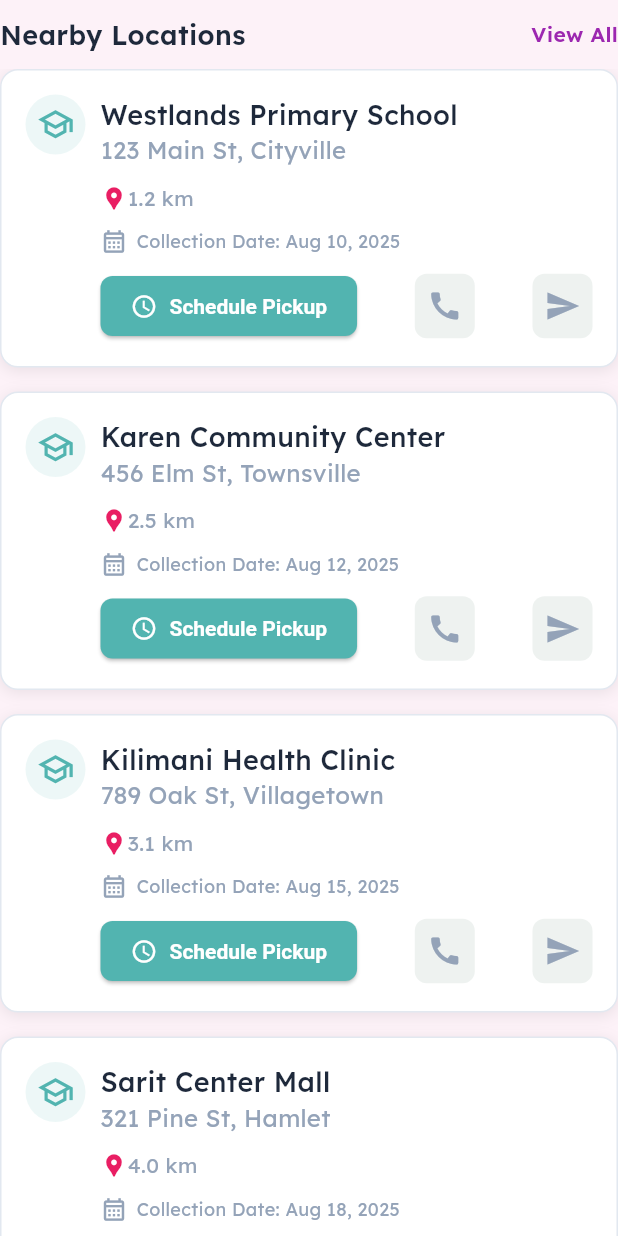
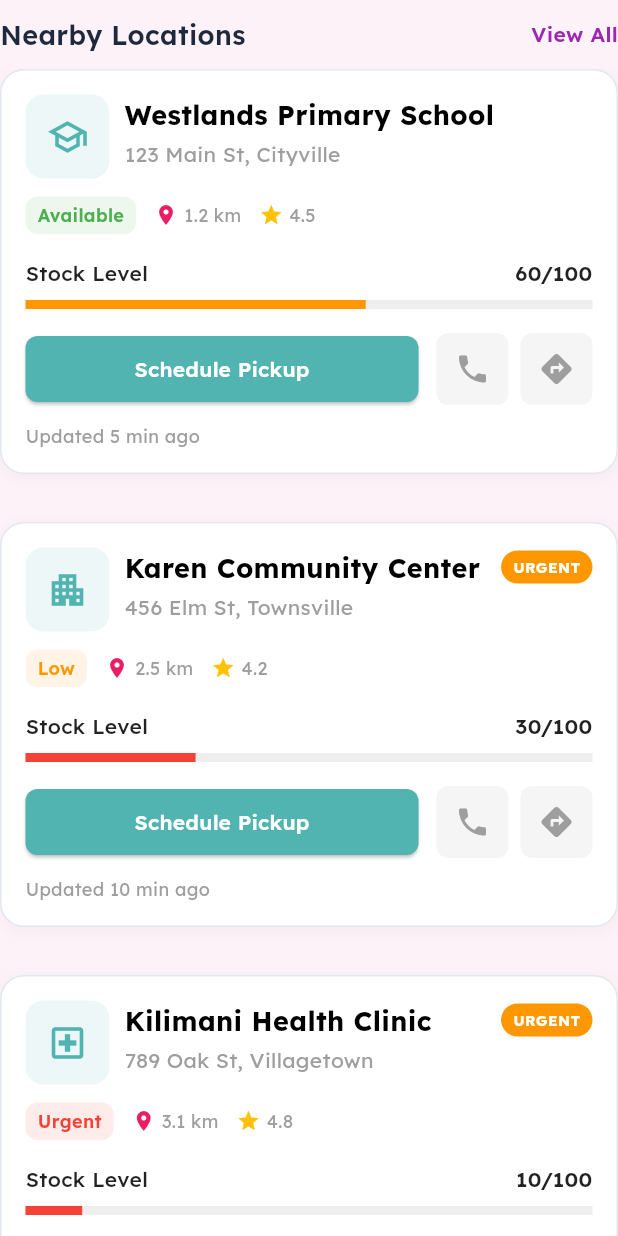
Before and after one commit to juliamwangi123/flo_rewite, a Flutter app: the NerbyDropOffPoints widget shown alone on an empty page, opened directly, on a phone screen of 412 x 824 dp. Run offline on Flutter 3.47's test engine with Material 3 defaults, Android fonts, the phone set to English and light mode, and no system bars; our stand-ins replace bloc, dartz, equatable, firebase_auth, firebase_core, flutter_bloc and 6 more; accounts and stored records are empty.

Commit message:
feat: add drop off points  use case and entity

```diff
--- /dev/null
+++ b/lib/features/collection_points/domain/entity/drop_off_points_entity.dart
@@ -0,0 +1,72 @@
+import 'package:equatable/equatable.dart';
+
+class DropOffPointsEntity extends Equatable {
+  final String title;
+  final String address;
+  final String distance;
+  final double rating;
+  final String availabilityStatus;
+  final String urgencyLevel;
+  final int currentStock;
+  final int maxCapacity;
+  final double stockPercentage;
+  final String iconType;
+  final String updatedTime;
+
+  const DropOffPointsEntity({
+    required this.title,
+    required this.address,
+    required this.distance,
+    required this.rating,
+    required this.availabilityStatus,
+    required this.urgencyLevel,
+    required this.currentStock,
+    required this.maxCapacity,
+    required this.stockPercentage,
+    required this.iconType,
+    required this.updatedTime,
+  });
+
+  DropOffPointsEntity copyWith({
+    String? title,
+    String? address,
+    String? distance,
+    double? rating,
+    String? availabilityStatus,
+    String? urgencyLevel,
+    int? currentStock,
+    int? maxCapacity,
+    double? stockPercentage,
+    String? iconType,
+    String? updatedTime,
+  }) {
+    return DropOffPointsEntity(
+      title: title ?? this.title,
+      address: address ?? this.address,
+      distance: distance ?? this.distance,
+      rating: rating ?? this.rating,
+      availabilityStatus: availabilityStatus ?? this.availabilityStatus,
+      urgencyLevel: urgencyLevel ?? this.urgencyLevel,
+      currentStock: currentStock ?? this.currentStock,
+      maxCapacity: maxCapacity ?? this.maxCapacity,
+      stockPercentage: stockPercentage ?? this.stockPercentage,
+      iconType: iconType ?? this.iconType,
+      updatedTime: updatedTime ?? this.updatedTime,
+    );
+  }
+
+  @override
+  List<Object?> get props => [
+        title,
+        address,
+        distance,
+        rating,
+        availabilityStatus,
+        urgencyLevel,
+        currentStock,
+        maxCapacity,
+        stockPercentage,
+        iconType,
+        updatedTime,
+      ];
+}
--- /dev/null
+++ b/lib/features/collection_points/domain/usecase/drop_off_point_usecase.dart
@@ -0,0 +1,7 @@
+import 'package:dartz/dartz.dart';
+import 'package:floo_aid_rewrite/core/errors/failures.dart';
+import 'package:floo_aid_rewrite/features/collection_points/domain/entity/drop_off_points_entity.dart';
+
+abstract class DropOffPointUseCase {
+  Future<Either<Failure, List<DropOffPointsEntity>>> getNearbyDropOffPoints();
+}
--- a/lib/features/collection_points/presentation/widgets/drop_off_points_card.dart
+++ b/lib/features/collection_points/presentation/widgets/drop_off_points_card.dart
@@ -1,5 +1,4 @@
 // ignore_for_file: deprecated_member_use
-import 'package:floo_aid_rewrite/core/theme/text_theme.dart';
 import 'package:floo_aid_rewrite/core/theme/theme.dart';
 import 'package:floo_aid_rewrite/core/widgets/spaces.dart';
 import 'package:flutter/material.dart';
@@ -8,8 +7,14 @@ class DropOffPointsCard extends StatelessWidget {
   final String title;
   final String address;
   final String distance;
-  final String collectionDate;
-  final String pinLocation;
+  final double rating;
+  final String availabilityStatus;
+  final String urgencyLevel;
+  final int currentStock;
+  final int maxCapacity;
+  final double stockPercentage;
+  final String iconType;
+  final String updatedTime;
   final VoidCallback? onSchedulePickup;
   final VoidCallback? onCall;
   final VoidCallback? onDirections;
@@ -19,8 +24,14 @@ class DropOffPointsCard extends StatelessWidget {
     required this.title,
     required this.address,
     required this.distance,
-    required this.collectionDate,
-    required this.pinLocation,
+    required this.rating,
+    required this.availabilityStatus,
+    required this.urgencyLevel,
+    required this.currentStock,
+    required this.maxCapacity,
+    required this.stockPercentage,
+    required this.iconType,
+    required this.updatedTime,
     this.onSchedulePickup,
     this.onCall,
     this.onDirections,
@@ -29,28 +40,38 @@ class DropOffPointsCard extends StatelessWidget {
   @override
   Widget build(BuildContext context) {
     return Container(
-      padding: const EdgeInsets.symmetric(horizontal: 16, vertical: 16),
+      padding: const EdgeInsets.all(16),
+      margin: const EdgeInsets.only(bottom: 16),
       decoration: BoxDecoration(
         color: AppColors.whiteColor,
-        borderRadius: BorderRadius.circular(12),
+        border: Border.all(color: AppColors.borderGray, width: 1),
+        borderRadius: BorderRadius.circular(16),
         boxShadow: [
           BoxShadow(
-            color: Colors.black.withOpacity(0.08),
+            color: Colors.black.withOpacity(0.04),
             blurRadius: 8,
             offset: const Offset(0, 2),
           ),
         ],
-        border: Border.all(color: AppColors.borderGray, width: 1),
       ),
-      child: Row(
+      child: Column(
         crossAxisAlignment: CrossAxisAlignment.start,
         children: [
-          CircleAvatar(
-            backgroundColor: AppColors.aquaTeal.withOpacity(0.1),
-            child: const Icon(
-              Icons.school_outlined,
+          // Header with icon, title, and status
+          Row(
+            crossAxisAlignment: CrossAxisAlignment.start,
+            children: [
+              Container(
+                width: 56,
+                height: 56,
+                decoration: BoxDecoration(
+                  color: AppColors.aquaTeal.withOpacity(0.1),
+                  borderRadius: BorderRadius.circular(12),
+                ),
+                child: Icon(
+                  _getIconByType(iconType),
                   color: AppColors.aquaTeal,
-              size: 25,
+                  size: 28,
                 ),
               ),
               smallHorizontalSizedBox,
@@ -58,108 +79,237 @@ class DropOffPointsCard extends StatelessWidget {
                 child: Column(
                   crossAxisAlignment: CrossAxisAlignment.start,
                   children: [
-                Column(
-                  crossAxisAlignment: CrossAxisAlignment.start,
-                  children: [
-                    Text(title, style: boldSize18Text()),
-                    Text(address, style: normalSize16Text(AppColors.lightGray)),
-                  ],
-                ),
-               smallVerticalSizedBox,
                     Row(
                       children: [
-                    const Icon(
-                      Icons.location_pin,
-                      color: AppColors.floaidPink,
-                      size: 18,
+                        Expanded(
+                          child: Text(
+                            title,
+                            style: const TextStyle(
+                              fontSize: 18,
+                              fontWeight: FontWeight.bold,
+                              color: Colors.black,
                             ),
-                    Text(
-                      distance,
-                      style: normalSize14Text(AppColors.lightGray),
+                          ),
+                        ),
+                        if (urgencyLevel == 'urgent')
+                          Container(
+                            padding: const EdgeInsets.symmetric(
+                              horizontal: 8,
+                              vertical: 4,
+                            ),
+                            decoration: BoxDecoration(
+                              color: Colors.orange,
+                              borderRadius: BorderRadius.circular(12),
+                            ),
+                            child: const Text(
+                              'URGENT',
+                              style: TextStyle(
+                                color: Colors.white,
+                                fontSize: 10,
+                                fontWeight: FontWeight.bold,
+                              ),
+                            ),
                           ),
                       ],
                     ),
-                smallVerticalSizedBox,
-                Row(
-                  children: [
-                    const Icon(
-                      Icons.calendar_month_outlined,
-                      size: 18,
-                      color: AppColors.lightGray,
+                    const SizedBox(height: 4),
+                    Text(
+                      address,
+                      style: const TextStyle(
+                        fontSize: 14,
+                        color: Colors.grey,
                       ),
-                    const SizedBox(width: 6),
-                    Text(
-                      'Collection Date: $collectionDate',
-                      style: normalSize12Text(AppColors.lightGray),
-                    ),
-                  ],
-                ),
-                smallVerticalSizedBox,
-                Row(
-                  mainAxisAlignment: MainAxisAlignment.spaceBetween,
-                  children: [
-                    ElevatedButton.icon(
-                      onPressed: onSchedulePickup,
-                      icon: const Icon(Icons.schedule, size: 18),
-                      label: const Text('Schedule Pickup'),
-                      style: ButtonStyle(
-                        backgroundColor: MaterialStateProperty.all(
-                          AppColors.aquaTeal,
-                        ),
-                        foregroundColor: MaterialStateProperty.all(
-                          AppColors.whiteColor,
-                        ),
-                        padding: MaterialStateProperty.all(
-                          const EdgeInsets.symmetric(vertical: 10, horizontal: 20),
-                        ),
-                        textStyle: MaterialStateProperty.all(
-                          const TextStyle(fontSize: 14, fontWeight: FontWeight.bold),
-                        ),
-                        shape: MaterialStateProperty.all(
-                          RoundedRectangleBorder(
-                            borderRadius: BorderRadius.circular(8),
-                          ),
-                        ),
-                      ),
-                    ),
-                    smallVerticalSizedBox,
-                    Container(
-                      height: 43,
-                      width: 40,
-                      decoration: BoxDecoration(
-                        color: AppColors.offWhite,
-                        borderRadius: BorderRadius.circular(8),
-                      ),
-                      child: IconButton(
-                        onPressed: onCall,
-                        icon: const Icon(Icons.call, color: AppColors.lightGray),
-                        tooltip: 'Call',
-                      ),
-                    ),
-                    smallVerticalSizedBox,
-                    Container(
-                      height: 43,
-                      width: 40,
-                      decoration: BoxDecoration(
-                        color: AppColors.offWhite,
-                        borderRadius: BorderRadius.circular(8),
-                      ),
-                      child: IconButton(
-                        onPressed: onDirections,
-                        icon: const Icon(
-                          Icons.send,
-                          color: AppColors.lightGray,
-                        ),
-                        tooltip: 'Directions',
-                      ),
-                    ),
-                  ],
                     ),
                   ],
                 ),
               ),
             ],
           ),
+
+          const SizedBox(height: 12),
+
+          // Status and distance row
+          Row(
+            children: [
+              Container(
+                padding: const EdgeInsets.symmetric(horizontal: 8, vertical: 4),
+                decoration: BoxDecoration(
+                  color: _getStatusColor(availabilityStatus).withOpacity(0.1),
+                  borderRadius: BorderRadius.circular(8),
+                ),
+                child: Text(
+                  availabilityStatus,
+                  style: TextStyle(
+                    color: _getStatusColor(availabilityStatus),
+                    fontSize: 12,
+                    fontWeight: FontWeight.w600,
+                  ),
+                ),
+              ),
+              const SizedBox(width: 12),
+              Icon(
+                Icons.location_on,
+                size: 16,
+                color: AppColors.floaidPink,
+              ),
+              const SizedBox(width: 4),
+              Text(
+                distance,
+                style: const TextStyle(
+                  fontSize: 12,
+                  color: Colors.grey,
+                ),
+              ),
+              const SizedBox(width: 12),
+              Icon(
+                Icons.star,
+                size: 16,
+                color: Colors.amber,
+              ),
+              const SizedBox(width: 4),
+              Text(
+                rating.toString(),
+                style: const TextStyle(
+                  fontSize: 12,
+                  color: Colors.grey,
+                ),
+              ),
+            ],
+          ),
+
+          const SizedBox(height: 16),
+
+          // Stock level section
+          Row(
+            mainAxisAlignment: MainAxisAlignment.spaceBetween,
+            children: [
+              const Text(
+                'Stock Level',
+                style: TextStyle(
+                  fontSize: 14,
+                  fontWeight: FontWeight.w500,
+                  color: Colors.black87,
+                ),
+              ),
+              Text(
+                '$currentStock/$maxCapacity',
+                style: const TextStyle(
+                  fontSize: 14,
+                  fontWeight: FontWeight.w600,
+                  color: Colors.black87,
+                ),
+              ),
+            ],
+          ),
+
+          const SizedBox(height: 8),
+
+          // Progress bar
+          LinearProgressIndicator(
+            value: stockPercentage / 100,
+            backgroundColor: Colors.grey.shade200,
+            valueColor: AlwaysStoppedAnimation<Color>(
+              _getStockLevelColor(stockPercentage),
+            ),
+            minHeight: 6,
+          ),
+
+          const SizedBox(height: 16),
+
+          // Action buttons
+          Row(
+            children: [
+              Expanded(
+                child: ElevatedButton(
+                  onPressed: onSchedulePickup,
+                  style: ElevatedButton.styleFrom(
+                    backgroundColor: AppColors.aquaTeal,
+                    foregroundColor: Colors.white,
+                    padding: const EdgeInsets.symmetric(vertical: 12),
+                    shape: RoundedRectangleBorder(
+                      borderRadius: BorderRadius.circular(8),
+                    ),
+                  ),
+                  child: const Text(
+                    'Schedule Pickup',
+                    style: TextStyle(
+                      fontSize: 14,
+                      fontWeight: FontWeight.w600,
+                    ),
+                  ),
+                ),
+              ),
+              const SizedBox(width: 12),
+              Container(
+                decoration: BoxDecoration(
+                  color: Colors.grey.shade100,
+                  borderRadius: BorderRadius.circular(8),
+                ),
+                child: IconButton(
+                  onPressed: onCall,
+                  icon: const Icon(Icons.phone, color: Colors.grey),
+                  tooltip: 'Call',
+                ),
+              ),
+              const SizedBox(width: 8),
+              Container(
+                decoration: BoxDecoration(
+                  color: Colors.grey.shade100,
+                  borderRadius: BorderRadius.circular(8),
+                ),
+                child: IconButton(
+                  onPressed: onDirections,
+                  icon: const Icon(Icons.directions, color: Colors.grey),
+                  tooltip: 'Directions',
+                ),
+              ),
+            ],
+          ),
+
+          const SizedBox(height: 12),
+
+          // Updated time
+          Text(
+            'Updated $updatedTime',
+            style: const TextStyle(
+              fontSize: 12,
+              color: Colors.grey,
+            ),
+          ),
+        ],
+      ),
     );
   }
+
+  IconData _getIconByType(String type) {
+    switch (type) {
+      case 'school':
+        return Icons.school_outlined;
+      case 'community':
+        return Icons.apartment_outlined;
+      case 'health':
+        return Icons.local_hospital_outlined;
+      default:
+        return Icons.location_on_outlined;
     }
+  }
+
+  Color _getStatusColor(String status) {
+    switch (status.toUpperCase()) {
+      case 'AVAILABLE':
+        return Colors.green;
+      case 'LOW':
+        return Colors.orange;
+      case 'URGENT':
+        return Colors.red;
+      default:
+        return Colors.grey;
+    }
+  }
+
+  Color _getStockLevelColor(double percentage) {
+    if (percentage >= 70) return Colors.green;
+    if (percentage >= 40) return Colors.orange;
+    return Colors.red;
+  }
+}
--- a/lib/features/collection_points/presentation/widgets/nerby_drop_off_points.dart
+++ b/lib/features/collection_points/presentation/widgets/nerby_drop_off_points.dart
@@ -14,29 +14,53 @@ class NerbyDropOffPoints extends StatelessWidget {
     'title': 'Westlands Primary School',
     'address': '123 Main St, Cityville',
     'distance': '1.2 km',
-        'collectionDate': 'Aug 10, 2025',
-        'pinLocation': 'loc1',
+    'rating': 4.5,
+    'availabilityStatus': 'Available',
+    'urgencyLevel': 'normal',
+    'currentStock': 60,
+    'maxCapacity': 100,
+    'stockPercentage': 60.0,
+    'iconType': 'school',
+    'updatedTime': '5 min ago',
   },
   {
     'title': 'Karen Community Center',
     'address': '456 Elm St, Townsville',
     'distance': '2.5 km',
-        'collectionDate': 'Aug 12, 2025',
-        'pinLocation': 'loc2',
+    'rating': 4.2,
+    'availabilityStatus': 'Low',
+    'urgencyLevel': 'urgent',
+    'currentStock': 30,
+    'maxCapacity': 100,
+    'stockPercentage': 30.0,
+    'iconType': 'community',
+    'updatedTime': '10 min ago',
   },
   {
     'title': 'Kilimani Health Clinic',
     'address': '789 Oak St, Villagetown',
     'distance': '3.1 km',
-        'collectionDate': 'Aug 15, 2025',
-        'pinLocation': 'loc3',
+    'rating': 4.8,
+    'availabilityStatus': 'Urgent',
+    'urgencyLevel': 'urgent',
+    'currentStock': 10,
+    'maxCapacity': 100,
+    'stockPercentage': 10.0,
+    'iconType': 'health',
+    'updatedTime': '2 min ago',
   },
   {
     'title': 'Sarit Center Mall',
     'address': '321 Pine St, Hamlet',
     'distance': '4.0 km',
-        'collectionDate': 'Aug 18, 2025',
-        'pinLocation': 'loc4',
+    'rating': 4.0,
+    'availabilityStatus': 'Available',
+    'urgencyLevel': 'normal',
+    'currentStock': 80,
+    'maxCapacity': 100,
+    'stockPercentage': 80.0,
+    'iconType': 'community',
+    'updatedTime': '20 min ago',
   },
 ];
 
@@ -67,11 +91,17 @@ class NerbyDropOffPoints extends StatelessWidget {
               return Padding(
                 padding: const EdgeInsets.only(bottom: 16),
                child: DropOffPointsCard(
-                  title: point['title']!,
-                  address: point['address']!,
-                  distance: point['distance']!,
-                  collectionDate: point['collectionDate']!,
-                  pinLocation: point['pinLocation']!,
+  title: point['title'] as String,
+  address: point['address'] as String,
+  distance: point['distance'] as String,
+  rating: point['rating'] as double,
+  availabilityStatus: point['availabilityStatus'] as String,
+  urgencyLevel: point['urgencyLevel'] as String,
+  currentStock: point['currentStock'] as int,
+  maxCapacity: point['maxCapacity'] as int,
+  stockPercentage: point['stockPercentage'] as double,
+  iconType: point['iconType'] as String,
+  updatedTime: point['updatedTime'] as String,
   onSchedulePickup: () {},
   onCall: () {},
   onDirections: () {},
--- a/pubspec.yaml
+++ b/pubspec.yaml
@@ -47,6 +47,7 @@ dependencies:
   font_awesome_flutter: ^10.8.0
   flutter_map: ^8.1.1
   url_launcher: ^6.3.2
+  firebase_database: ^11.3.10
 
 dev_dependencies:
   flutter_test:
```
Also changed, not shown: pubspec.lock, 2 other files. Lines whose indentation alone changed are shown as unchanged.
